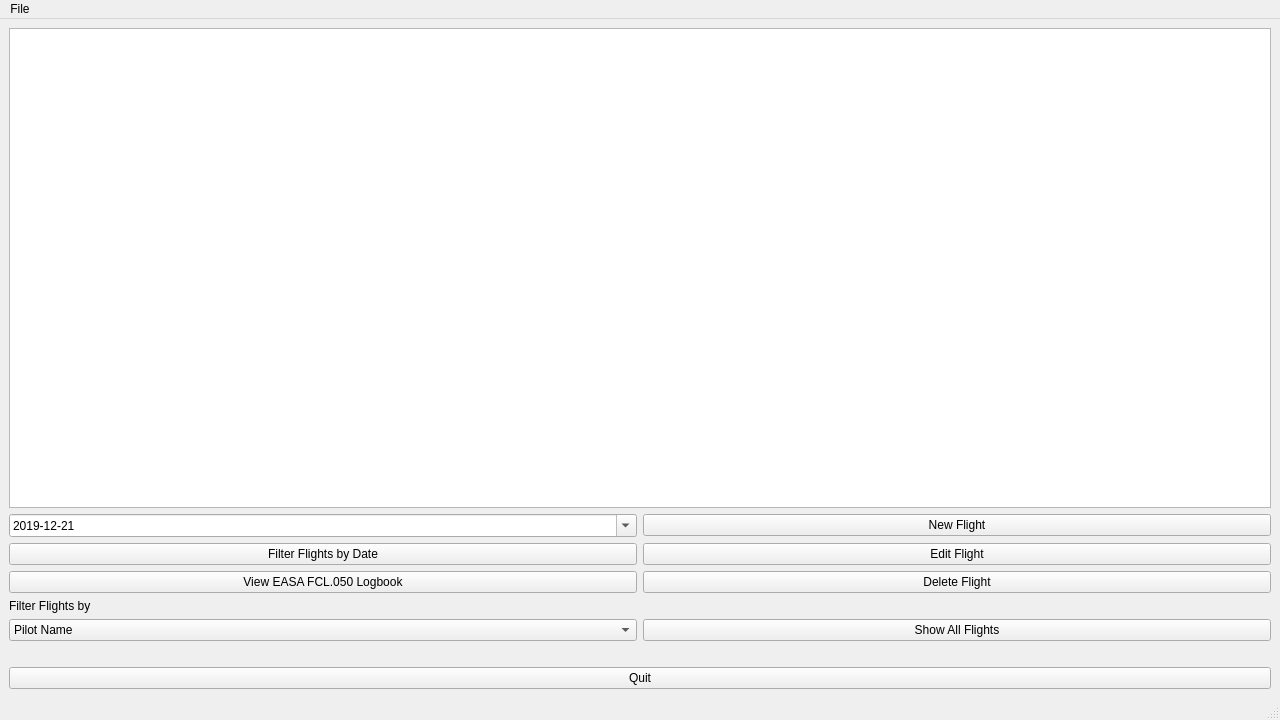
The window that mainwindow.ui (fiffty-50/openPilotLog) describes before a commit, drawn with Qt 5.
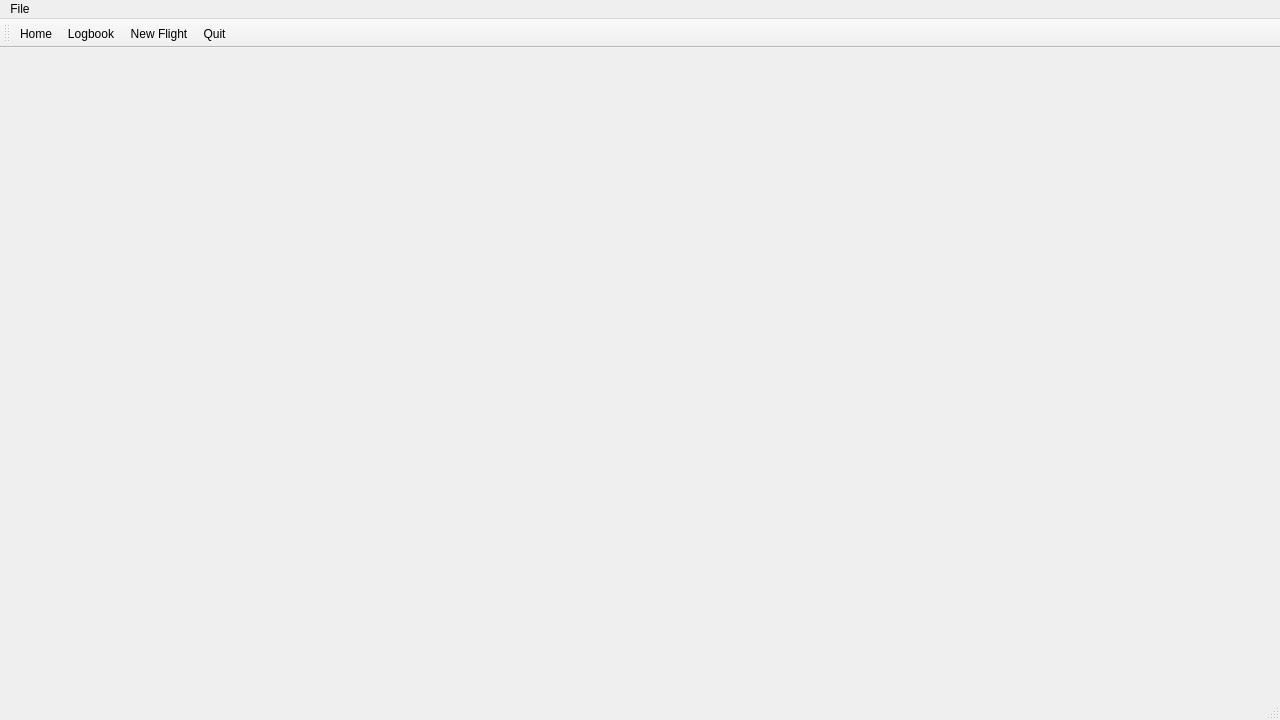
The same window after the commit.

What changed in the file:
```diff
--- a/mainwindow.ui
+++ b/mainwindow.ui
@@ -15,142 +15,15 @@
   </property>
   <widget class="QWidget" name="centralwidget">
    <layout class="QGridLayout" name="gridLayout">
-    <item row="6" column="0">
-     <widget class="QPushButton" name="EasaViewButton">
-      <property name="text">
-       <string>View EASA FCL.050 Logbook</string>
-      </property>
-     </widget>
-    </item>
-    <item row="11" column="0">
-     <spacer name="verticalSpacer">
-      <property name="orientation">
-       <enum>Qt::Vertical</enum>
-      </property>
-      <property name="sizeType">
-       <enum>QSizePolicy::Fixed</enum>
-      </property>
-      <property name="sizeHint" stdset="0">
-       <size>
-        <width>20</width>
-        <height>20</height>
-       </size>
-      </property>
-     </spacer>
-    </item>
-    <item row="3" column="1">
-     <widget class="QPushButton" name="editflightButton">
-      <property name="text">
-       <string>Edit Flight</string>
-      </property>
-     </widget>
-    </item>
-    <item row="0" column="0" colspan="2">
-     <widget class="QTableView" name="tableView">
-      <property name="font">
-       <font>
-        <family>Cantarell</family>
-       </font>
-      </property>
-      <property name="selectionMode">
-       <enum>QAbstractItemView::SingleSelection</enum>
-      </property>
-      <property name="selectionBehavior">
-       <enum>QAbstractItemView::SelectRows</enum>
-      </property>
-     </widget>
-    </item>
-    <item row="9" column="0">
-     <widget class="QComboBox" name="filterComboBox">
-      <item>
-       <property name="text">
-        <string>Pilot Name</string>
-       </property>
-      </item>
-      <item>
-       <property name="text">
-        <string>Aircraft Registration</string>
-       </property>
-      </item>
-      <item>
-       <property name="text">
-        <string>Airline</string>
-       </property>
-      </item>
-      <item>
-       <property name="text">
-        <string>Multi-Engine</string>
-       </property>
-      </item>
-     </widget>
-    </item>
-    <item row="13" column="0" colspan="2">
-     <widget class="QPushButton" name="quitButton">
-      <property name="text">
-       <string>Quit</string>
-      </property>
-     </widget>
-    </item>
-    <item row="3" column="0">
-     <widget class="QPushButton" name="filterFlightsByDateButton">
-      <property name="text">
-       <string>Filter Flights by Date</string>
-      </property>
-     </widget>
-    </item>
-    <item row="9" column="1">
-     <widget class="QPushButton" name="ShowAllButton">
-      <property name="text">
-       <string>Show All Flights</string>
-      </property>
-     </widget>
-    </item>
-    <item row="8" column="0">
-     <widget class="QLabel" name="filterFlightsByLabel">
-      <property name="text">
-       <string>Filter Flights by</string>
-      </property>
-     </widget>
-    </item>
-    <item row="6" column="1">
-     <widget class="QPushButton" name="deleteFlightPushButton">
-      <property name="text">
-       <string>Delete Flight</string>
-      </property>
-     </widget>
-    </item>
-    <item row="2" column="0">
-     <widget class="QDateEdit" name="FilterDateEdit">
-      <property name="dateTime">
-       <datetime>
-        <hour>23</hour>
-        <minute>0</minute>
-        <second>0</second>
-        <year>2019</year>
-        <month>12</month>
-        <day>21</day>
-       </datetime>
-      </property>
-      <property name="displayFormat">
-       <string>yyyy-MM-dd</string>
-      </property>
-      <property name="calendarPopup">
-       <bool>true</bool>
-      </property>
-      <property name="timeSpec">
-       <enum>Qt::UTC</enum>
-      </property>
-     </widget>
-    </item>
-    <item row="2" column="1">
-     <widget class="QPushButton" name="newflightButton">
-      <property name="text">
-       <string>New Flight</string>
-      </property>
+    <item row="0" column="0">
+     <widget class="QStackedWidget" name="stackedWidget">
+      <widget class="QWidget" name="page"/>
+      <widget class="QWidget" name="page_2"/>
      </widget>
     </item>
    </layout>
   </widget>
+  <widget class="QStatusBar" name="statusbar"/>
   <widget class="QMenuBar" name="menubar">
    <property name="geometry">
     <rect>
@@ -170,7 +43,21 @@
    </widget>
    <addaction name="menuFile"/>
   </widget>
-  <widget class="QStatusBar" name="statusbar"/>
+  <widget class="QToolBar" name="toolBar">
+   <property name="windowTitle">
+    <string>toolBar</string>
+   </property>
+   <attribute name="toolBarArea">
+    <enum>TopToolBarArea</enum>
+   </attribute>
+   <attribute name="toolBarBreak">
+    <bool>false</bool>
+   </attribute>
+   <addaction name="actionHome"/>
+   <addaction name="actionLogbook"/>
+   <addaction name="actionNew_Flight"/>
+   <addaction name="actionQuit"/>
+  </widget>
   <action name="actionNew_Flight">
    <property name="text">
     <string>New Flight</string>
@@ -187,6 +74,16 @@
     <string>Ctrl+Q</string>
    </property>
   </action>
+  <action name="actionHome">
+   <property name="text">
+    <string>Home</string>
+   </property>
+  </action>
+  <action name="actionLogbook">
+   <property name="text">
+    <string>Logbook</string>
+   </property>
+  </action>
  </widget>
  <resources/>
  <connections/>
```
